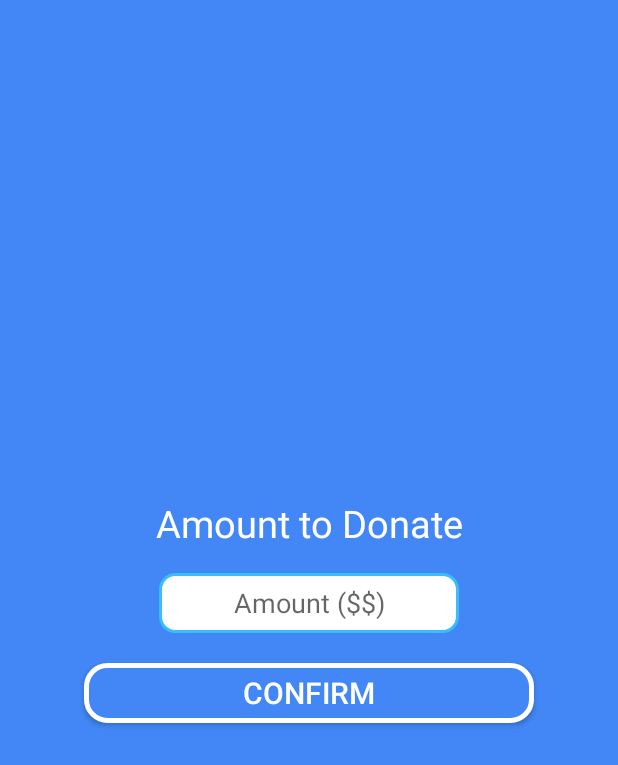
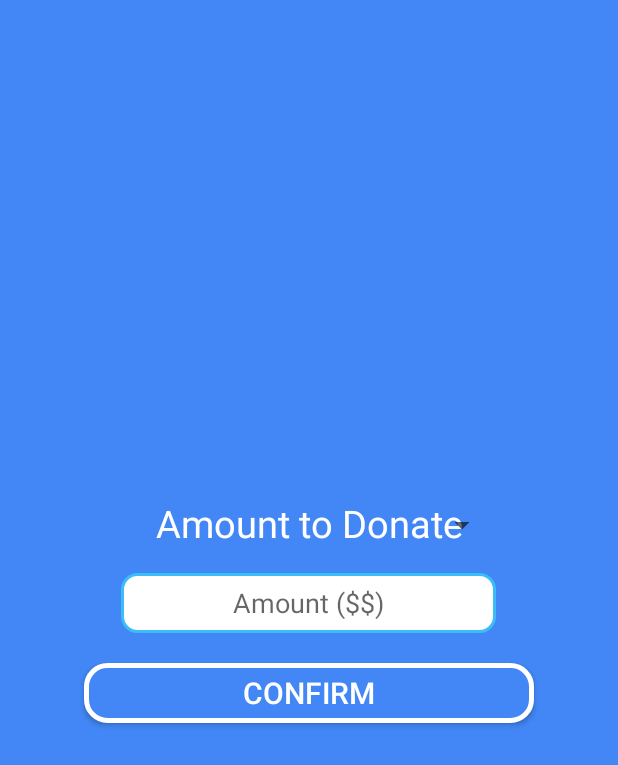
Before and after one commit to BluCodeGH/Saved, an Android app: the DonateActivity screen opened directly, with no data from a screen before it, on a phone screen of 412 x 824 dp. Shown: the top 765 px of the screen. Run offline under Robolectric (Android 15) with nearby library versions, the phone set to English and light mode, and no system bars; our stand-ins replace Volley; libraries missing offline, so code that uses them is left out: io.blockmason.link.

Commit message:
big commit 10

```diff
--- a/app/src/main/java/com/example/saved/DonateActivity.kt
+++ b/app/src/main/java/com/example/saved/DonateActivity.kt
@@ -15,6 +15,11 @@ import org.json.JSONObject
 import java.math.BigDecimal
 import java.math.BigInteger
 
+import android.widget.AdapterView
+import android.widget.ArrayAdapter
+import android.widget.Spinner
+import android.widget.Toast
+
 class DonateActivity : AppCompatActivity() {
 
     override fun onCreate(savedInstanceState: Bundle?) {
@@ -22,7 +27,26 @@ class DonateActivity : AppCompatActivity() {
         setContentView(R.layout.activity_donate)
         if (supportActionBar != null)
             supportActionBar?.hide()
+
+        val personNames = arrayOf("CAD", "USD", "CHF", "EUR", "JPY", "AUD", "YEN")
+        val spinner = findViewById<Spinner>(R.id.spinner)
+        if (spinner != null) {
+            val arrayAdapter = ArrayAdapter(this, android.R.layout.simple_spinner_item, personNames)
+            spinner.adapter = arrayAdapter
+
+            spinner.onItemSelectedListener = object : AdapterView.OnItemSelectedListener {
+                override fun onItemSelected(parent: AdapterView<*>, view: View, position: Int, id: Long) {
+                    Toast.makeText(this@DonateActivity, getString(R.string.selected_item) + " " + personNames[position], Toast.LENGTH_SHORT).show()
+                }
+
+                override fun onNothingSelected(parent: AdapterView<*>) {
+                    // Code to perform some action when nothing is selected
+                }
+            }
+        }
     }
+
+
 
     fun donate(view: View) {
         class transfer() : AsyncTask<Double, Void, String>() {
--- a/app/src/main/res/layout/activity_donate.xml
+++ b/app/src/main/res/layout/activity_donate.xml
@@ -23,21 +23,21 @@
 
     <EditText
         android:id="@+id/donation"
-        android:layout_width="200dp"
+        android:layout_width="250dp"
         android:layout_height="40dp"
+        android:layout_centerHorizontal="true"
+        android:layout_centerVertical="true"
+        android:layout_marginBottom="20dp"
+        android:background="@drawable/rounded_border_edittext"
+        android:ems="10"
+        android:hint="Amount ($$)"
         android:inputType="number"
         android:textAlignment="center"
-        android:layout_marginBottom="20dp"
-        android:layout_centerHorizontal="true"
-        android:layout_centerVertical="true"
-        android:ems="10"
-        android:hint="Amount ($$)"
-        android:background="@drawable/rounded_border_edittext"
         app:layout_constraintBottom_toBottomOf="parent"
         app:layout_constraintEnd_toEndOf="parent"
-        app:layout_constraintHorizontal_bias="0.5"
+        app:layout_constraintHorizontal_bias="0.496"
         app:layout_constraintStart_toStartOf="parent"
-        app:layout_constraintTop_toTopOf="parent"/>
+        app:layout_constraintTop_toTopOf="parent" />
 
     <Button
         android:id="@+id/button2"
@@ -53,4 +53,16 @@
         app:layout_constraintHorizontal_bias="0.5"
         app:layout_constraintStart_toStartOf="parent"
         app:layout_constraintTop_toBottomOf="@+id/donation" />
+
+    <Spinner
+        android:id="@+id/spinner"
+        android:layout_width="74dp"
+        android:layout_height="52dp"
+        android:layout_marginTop="324dp"
+        android:layout_marginEnd="80dp"
+        android:spinnerMode="dropdown"
+
+        android:visibility="visible"
+        app:layout_constraintEnd_toEndOf="parent"
+        app:layout_constraintTop_toTopOf="parent" />
 </androidx.constraintlayout.widget.ConstraintLayout>
```
Also changed, not shown: app/src/main/java/com/example/saved/MapsActivity.kt (line endings or trailing spaces).
